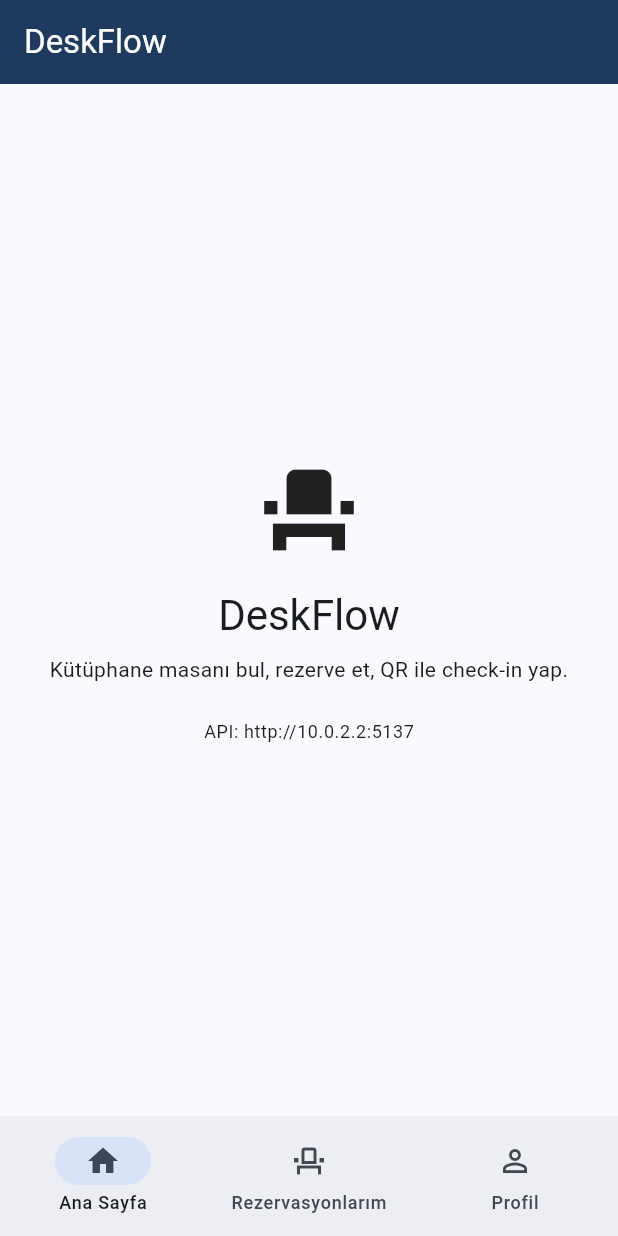
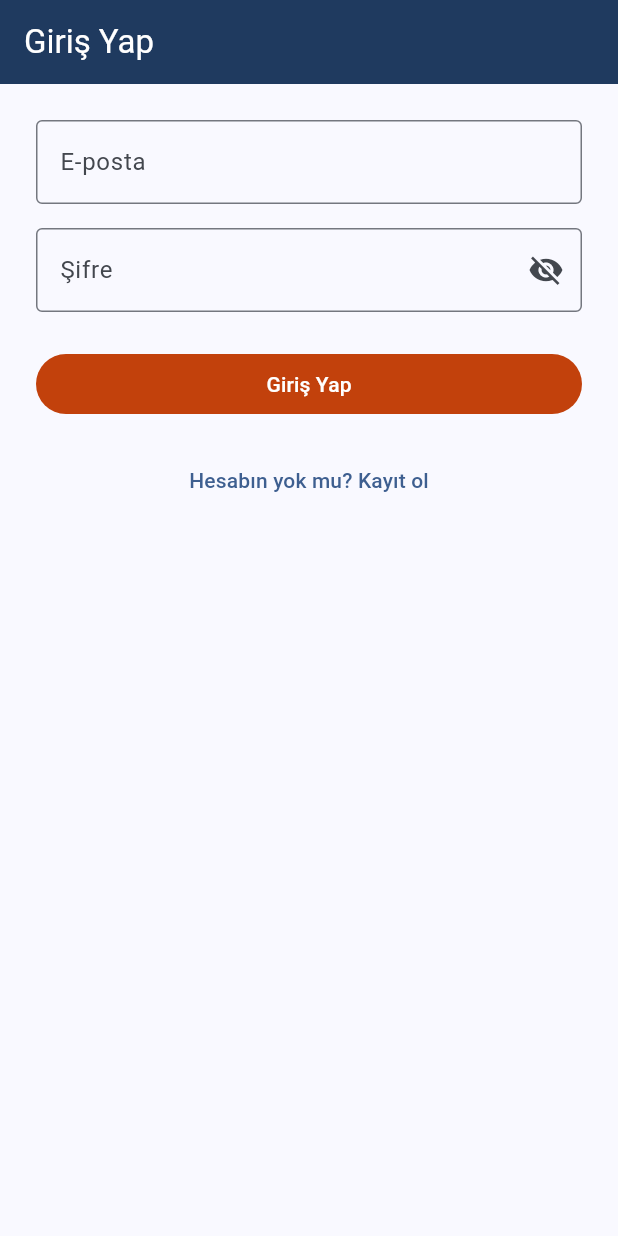
Before and after one commit to ikramirzayev/DeskFlow-Mobile, a Flutter app: the screen it shows after launch, on a phone screen of 412 x 824 dp. Run offline on Flutter 3.47's test engine with Material 3 defaults, Android fonts, the phone set to English and light mode, and no system bars.

Commit message:
giriş ve kayıt ekranları eklendi, açılış girişe yönlendirildi

```diff
--- a/mobile/lib/core/theme.dart
+++ b/mobile/lib/core/theme.dart
@@ -11,5 +11,11 @@ class AppTheme {
       backgroundColor: primary,
       foregroundColor: Colors.white,
     ),
+    filledButtonTheme: FilledButtonThemeData(
+      style: FilledButton.styleFrom(
+        backgroundColor: accent,
+        foregroundColor: Colors.white,
+      ),
+    ),
   );
 }
--- /dev/null
+++ b/mobile/lib/screens/login_screen.dart
@@ -0,0 +1,108 @@
+import "package:flutter/material.dart";
+
+import 'main_shell.dart';
+import 'register_screen.dart';
+
+class LoginScreen extends StatefulWidget {
+  const LoginScreen({super.key});
+
+  @override
+  State<LoginScreen> createState() => _LoginScreenState();
+}
+
+class _LoginScreenState extends State<LoginScreen> {
+  final _formKey = GlobalKey<FormState>();
+  final _emailController = TextEditingController();
+  final _passwordController = TextEditingController();
+  bool _obscurePassword = true;
+
+  @override
+  void dispose() {
+    _emailController.dispose();
+    _passwordController.dispose();
+    super.dispose();
+  }
+
+  @override
+  Widget build(BuildContext context) {
+    return Scaffold(
+      appBar: AppBar(title: const Text('Giriş Yap')),
+      body: Padding(
+        padding: const EdgeInsets.all(24),
+        child: Form(
+          key: _formKey,
+          autovalidateMode: AutovalidateMode.onUserInteraction,
+          child: Column(
+            children: [
+              TextFormField(
+                controller: _emailController,
+                keyboardType: TextInputType.emailAddress,
+                decoration: const InputDecoration(
+                  labelText: 'E-posta',
+                  border: OutlineInputBorder(),
+                ),
+                validator: (value) {
+                  if (value == null || value.trim().isEmpty) {
+                    return 'E-posta boş olamaz';
+                  }
+                  if (!value.contains('@') || !value.contains('.')) {
+                    return 'Geçerli bir e-posta gir';
+                  }
+                  return null;
+                },
+              ),
+              const SizedBox(height: 16),
+              TextFormField(
+                controller: _passwordController,
+                obscureText: _obscurePassword,
+                decoration: InputDecoration(
+                  labelText: 'Şifre',
+                  border: const OutlineInputBorder(),
+                  suffixIcon: IconButton(
+                    icon: Icon(
+                      _obscurePassword
+                          ? Icons.visibility_off
+                          : Icons.visibility,
+                    ),
+                    onPressed: () {
+                      setState(() => _obscurePassword = !_obscurePassword);
+                    },
+                  ),
+                ),
+                validator: (value) {
+                  if (value == null || value.length < 6) {
+                    return 'Şifre en az 6 karakter olmalı';
+                  }
+                  return null;
+                },
+              ),
+              const SizedBox(height: 24),
+              SizedBox(
+                width: double.infinity,
+                child: FilledButton(
+                  onPressed: () {
+                    if (_formKey.currentState!.validate()) {
+                      Navigator.of(context).pushReplacement(
+                        MaterialPageRoute(builder: (_) => const MainShell()),
+                      );
+                    }
+                  },
+                  child: const Text('Giriş Yap'),
+                ),
+              ),
+              const SizedBox(height: 16),
+              TextButton(
+                onPressed: () {
+                  Navigator.of(context).push(
+                    MaterialPageRoute(builder: (_) => const RegisterScreen()),
+                  );
+                },
+                child: const Text('Hesabın yok mu? Kayıt ol'),
+              ),
+            ],
+          ),
+        ),
+      ),
+    );
+  }
+}
--- a/mobile/lib/screens/splash_screen.dart
+++ b/mobile/lib/screens/splash_screen.dart
@@ -1,7 +1,7 @@
+import 'package:deskflow_mobile/screens/login_screen.dart';
 import 'package:flutter/material.dart';
 
 import '../core/theme.dart';
-import 'main_shell.dart';
 
 class SplashScreen extends StatefulWidget {
   const SplashScreen({super.key});
@@ -24,7 +24,7 @@ class _SplashScreenState extends State<SplashScreen> {
       Navigator.of(context).pushReplacement(
         PageRouteBuilder(
           transitionDuration: const Duration(milliseconds: 600),
-          pageBuilder: (_, __, ___) => const MainShell(),
+          pageBuilder: (_, __, ___) => const LoginScreen(),
           transitionsBuilder: (_, animation, __, child) =>
               FadeTransition(opacity: animation, child: child),
         ),
```
Also changed, not shown: mobile/lib/screens/register_screen.dart (added, +142 -0 lines), 1 other file.
